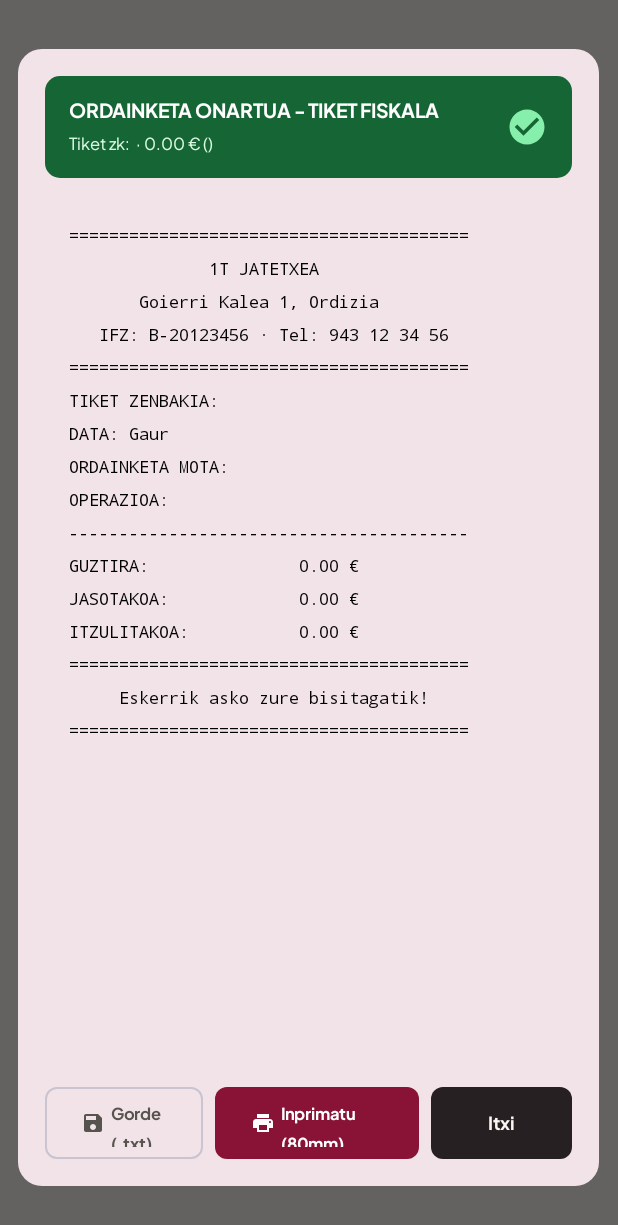
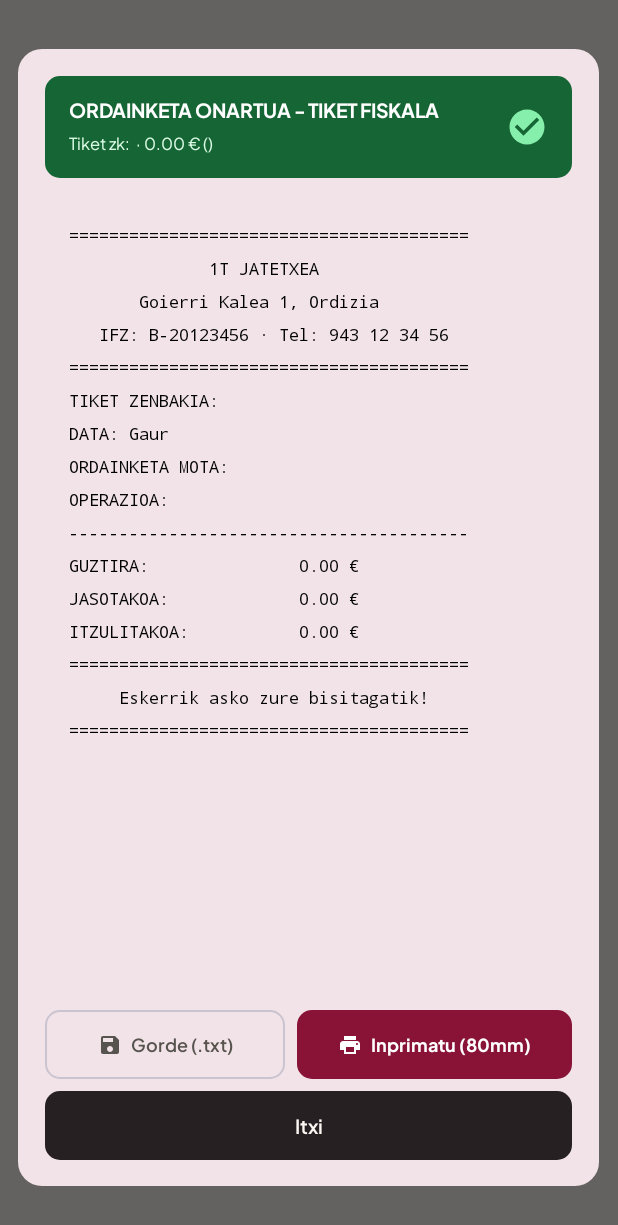
Before and after one commit to AnderUrienGoierri/zerbitzaria_komandera_android, an Android app built with Jetpack Compose: the composable TiketFiskalaDialog shown on its own in the app's theme, on a phone screen of 412 x 824 dp. Shown: the top 1225 px of the screen. Run offline under Robolectric (Android 15) with nearby library versions, the phone set to English and light mode, and no system bars.

Commit message:
fix: prevent text clipping on ticket save and print buttons

```diff
--- a/app/src/main/java/eus/goierri/jatetxea/komandera/ui/screens/OrdainketaScreen.kt
+++ b/app/src/main/java/eus/goierri/jatetxea/komandera/ui/screens/OrdainketaScreen.kt
@@ -32,6 +32,7 @@ import androidx.compose.ui.text.font.FontFamily
 import androidx.compose.ui.text.font.FontWeight
 import androidx.compose.ui.text.input.KeyboardType
 import androidx.compose.ui.text.style.TextAlign
+import androidx.compose.ui.text.style.TextOverflow
 import androidx.compose.ui.tooling.preview.Preview
 import androidx.compose.ui.unit.dp
 import androidx.compose.ui.unit.sp
@@ -896,7 +897,11 @@ fun TiketFiskalaDialog(
 
                 Spacer(modifier = Modifier.height(14.dp))
 
-                // Ekintza botoiak: Gorde (.txt), Inprimatu (ESC/POS) eta Itxi
+                // Ekintza botoiak: 1. lerroa (Gorde .txt + Inprimatu 80mm), 2. lerroa (Itxi)
+                Column(
+                    modifier = Modifier.fillMaxWidth(),
+                    verticalArrangement = Arrangement.spacedBy(8.dp)
+                ) {
                     Row(
                         modifier = Modifier.fillMaxWidth(),
                         horizontalArrangement = Arrangement.spacedBy(8.dp)
@@ -907,12 +912,24 @@ fun TiketFiskalaDialog(
                             },
                             modifier = Modifier
                                 .weight(1f)
-                            .height(48.dp),
-                        shape = RoundedCornerShape(8.dp)
+                                .height(46.dp),
+                            shape = RoundedCornerShape(10.dp),
+                            contentPadding = PaddingValues(horizontal = 10.dp, vertical = 0.dp)
                         ) {
-                        Icon(imageVector = Icons.Default.Save, contentDescription = null, modifier = Modifier.size(16.dp))
-                        Spacer(modifier = Modifier.width(4.dp))
-                        Text("Gorde (.txt)", fontSize = 11.sp)
+                            Icon(
+                                imageVector = Icons.Default.Save,
+                                contentDescription = null,
+                                modifier = Modifier.size(16.dp)
+                            )
+                            Spacer(modifier = Modifier.width(6.dp))
+                            Text(
+                                text = "Gorde (.txt)",
+                                fontSize = 12.sp,
+                                fontWeight = FontWeight.SemiBold,
+                                maxLines = 1,
+                                softWrap = false,
+                                overflow = TextOverflow.Ellipsis
+                            )
                         }
 
                         Button(
@@ -925,24 +942,47 @@ fun TiketFiskalaDialog(
                             },
                             colors = ButtonDefaults.buttonColors(containerColor = Color(0xFF881337)),
                             modifier = Modifier
-                            .weight(1.3f)
-                            .height(48.dp),
-                        shape = RoundedCornerShape(8.dp)
+                                .weight(1.15f)
+                                .height(46.dp),
+                            shape = RoundedCornerShape(10.dp),
+                            contentPadding = PaddingValues(horizontal = 10.dp, vertical = 0.dp)
                         ) {
-                        Icon(imageVector = Icons.Default.Print, contentDescription = null, tint = Color.White, modifier = Modifier.size(16.dp))
-                        Spacer(modifier = Modifier.width(4.dp))
-                        Text("Inprimatu (80mm)", fontSize = 11.sp, fontWeight = FontWeight.Bold, color = Color.White)
+                            Icon(
+                                imageVector = Icons.Default.Print,
+                                contentDescription = null,
+                                tint = Color.White,
+                                modifier = Modifier.size(16.dp)
+                            )
+                            Spacer(modifier = Modifier.width(6.dp))
+                            Text(
+                                text = "Inprimatu (80mm)",
+                                fontSize = 12.sp,
+                                fontWeight = FontWeight.Bold,
+                                color = Color.White,
+                                maxLines = 1,
+                                softWrap = false,
+                                overflow = TextOverflow.Ellipsis
+                            )
+                        }
                     }
 
                     Button(
                         onClick = onItxi,
                         colors = ButtonDefaults.buttonColors(containerColor = DarkSurfaceVariant),
                         modifier = Modifier
-                            .weight(0.9f)
-                            .height(48.dp),
-                        shape = RoundedCornerShape(8.dp)
+                            .fillMaxWidth()
+                            .height(46.dp),
+                        shape = RoundedCornerShape(10.dp),
+                        contentPadding = PaddingValues(horizontal = 16.dp, vertical = 0.dp)
                     ) {
-                        Text("Itxi", fontSize = 12.sp, color = TextPrimary)
+                        Text(
+                            text = "Itxi",
+                            fontSize = 13.sp,
+                            fontWeight = FontWeight.SemiBold,
+                            color = TextPrimary,
+                            maxLines = 1,
+                            softWrap = false
+                        )
                     }
                 }
             }
```
Lines whose indentation alone changed are shown as unchanged.
